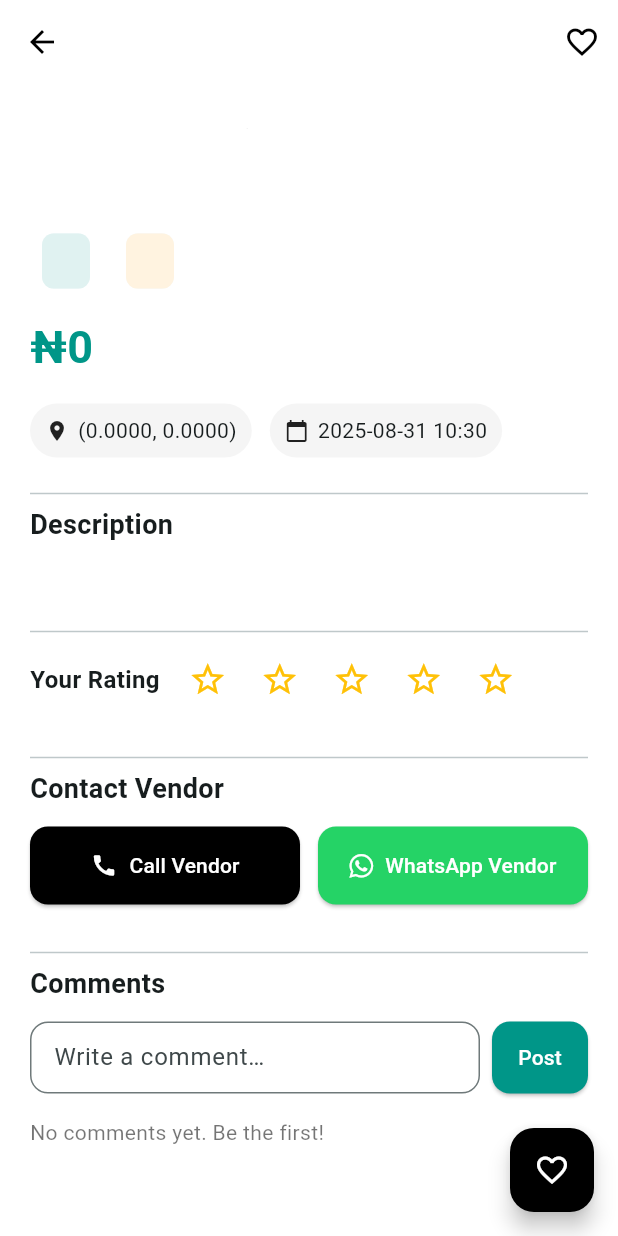
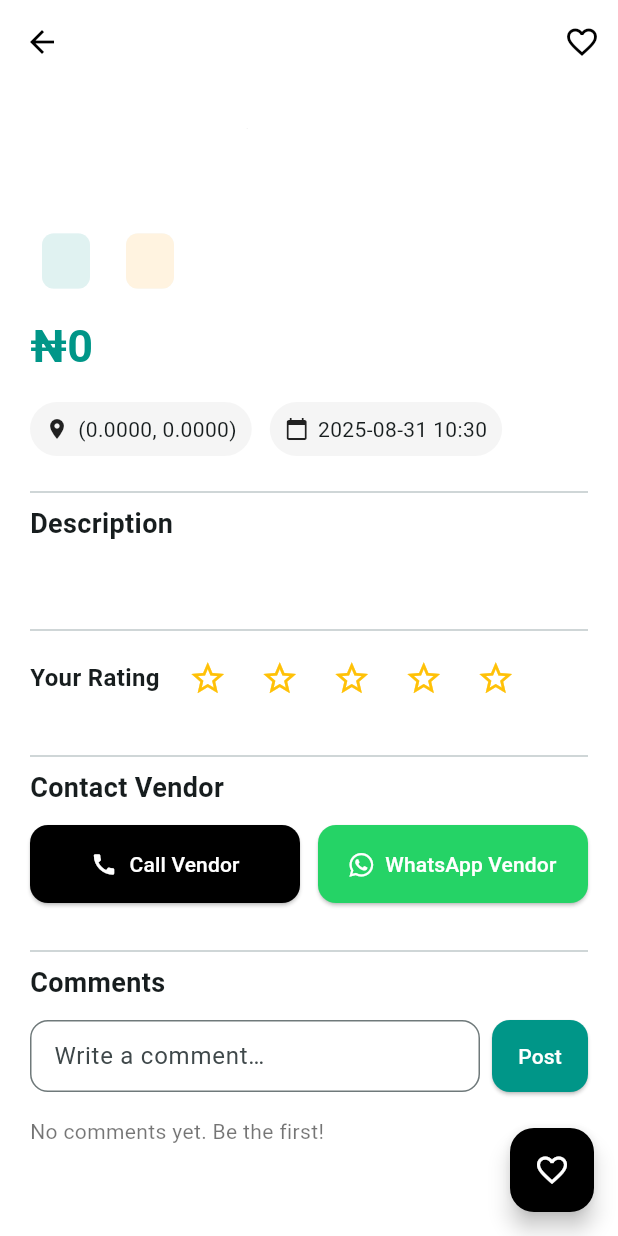
Before and after one commit to support-stitchesafrica/stitiches_africa_local_mobile, a Flutter app: the ProductDetailPage screen opened directly with empty values, scrolled down 334 dp, on a phone screen of 412 x 824 dp. Run offline on Flutter 3.47's test engine with Material 3 defaults, Android fonts, the phone set to English and light mode, and no system bars; our stand-ins replace font_awesome_flutter, geocoding, geolocator, image_picker, shared_preferences; missing offline and left inert: nigerian_states_and_lga, pay_with_paystack; accounts and stored records are empty.

Commit message:
bug fixes

```diff
--- a/lib/product_detail.dart
+++ b/lib/product_detail.dart
@@ -315,7 +315,7 @@ class _ProductDetailPageState extends State<ProductDetailPage> {
                       ],
                     ),
                   ),
-                  const SizedBox(height: 12),
+                  const SizedBox(height: 11),
                   Text(
                     "₦${_formatMoney(ad.price)}",
                     style: const TextStyle(
```
